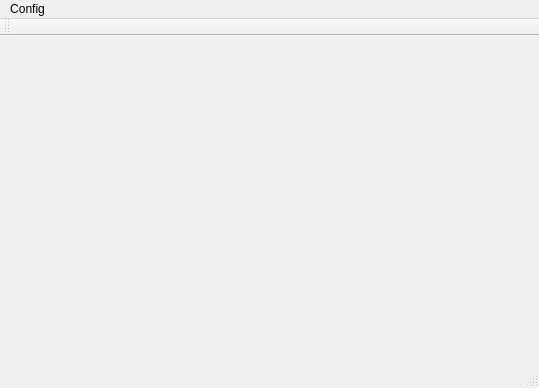
This is ChatClient/application.ui in spelka/LinuxChat as Qt 5 draws it before an edit. The edited form follows.
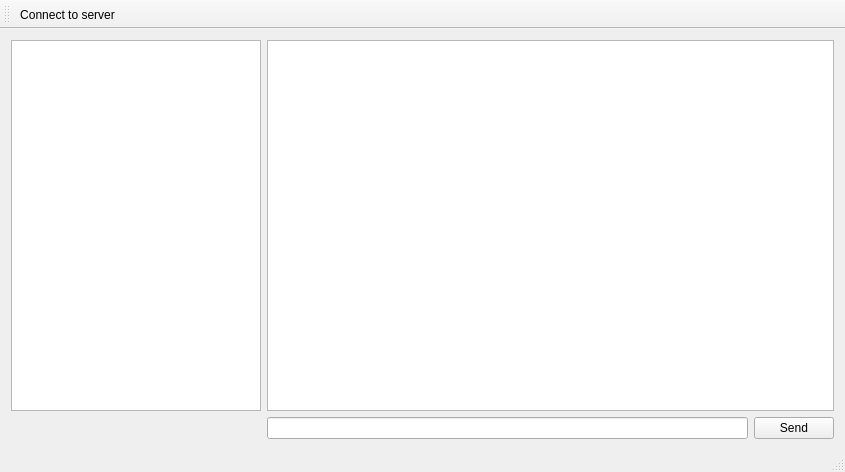
This is the edited form.

The edit to the form file:
```diff
--- a/ChatClient/application.ui
+++ b/ChatClient/application.ui
@@ -6,30 +6,53 @@
    <rect>
     <x>0</x>
     <y>0</y>
-    <width>539</width>
-    <height>388</height>
+    <width>845</width>
+    <height>472</height>
    </rect>
   </property>
   <property name="windowTitle">
    <string>Application</string>
   </property>
-  <widget class="QWidget" name="centralWidget"/>
+  <widget class="QWidget" name="centralWidget">
+   <layout class="QGridLayout" name="gridLayout_2">
+    <item row="0" column="0">
+     <layout class="QGridLayout" name="gridLayout">
+      <item row="1" column="1">
+       <widget class="QLineEdit" name="msgEdit"/>
+      </item>
+      <item row="0" column="0">
+       <widget class="QListView" name="clientList">
+        <property name="maximumSize">
+         <size>
+          <width>250</width>
+          <height>16777215</height>
+         </size>
+        </property>
+       </widget>
+      </item>
+      <item row="1" column="2">
+       <widget class="QPushButton" name="btnSend">
+        <property name="text">
+         <string>Send</string>
+        </property>
+       </widget>
+      </item>
+      <item row="0" column="1" colspan="2">
+       <widget class="QTextBrowser" name="txtConvo"/>
+      </item>
+     </layout>
+    </item>
+   </layout>
+  </widget>
   <widget class="QMenuBar" name="menuBar">
    <property name="geometry">
     <rect>
      <x>0</x>
      <y>0</y>
-     <width>539</width>
+     <width>845</width>
      <height>30</height>
     </rect>
    </property>
-   <widget class="QMenu" name="menuClient">
-    <property name="title">
-     <string>Config</string>
-    </property>
-    <addaction name="actionConnect_to_server"/>
-   </widget>
-   <addaction name="menuClient"/>
   </widget>
   <widget class="QToolBar" name="mainToolBar">
    <attribute name="toolBarArea">
@@ -38,6 +61,7 @@
    <attribute name="toolBarBreak">
     <bool>false</bool>
    </attribute>
+   <addaction name="actionConnect_to_server"/>
   </widget>
   <widget class="QStatusBar" name="statusBar"/>
   <action name="actionConnect_to_server">
```
